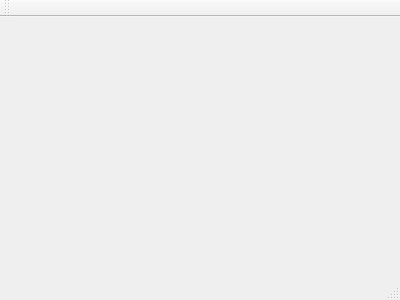
Old version of the form mainwindow.ui in the repository jxqhhh/WeilerAthertonWithQtGui.
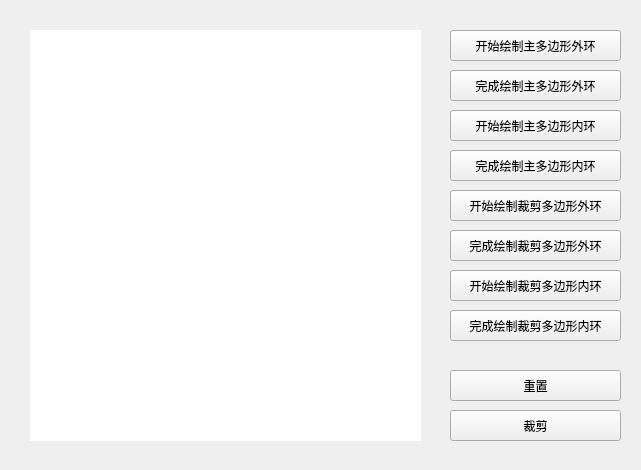
New version of the form. Custom widgets are drawn as their Qt base class.

Commit message: UI界面基本完成“

Diff of the .ui file:
```diff
--- a/mainwindow.ui
+++ b/mainwindow.ui
@@ -1,24 +1,172 @@
 <ui version="4.0">
  <class>MainWindow</class>
- <widget class="QMainWindow" name="MainWindow" >
-  <property name="geometry" >
+ <widget class="QMainWindow" name="MainWindow">
+  <property name="geometry">
    <rect>
     <x>0</x>
     <y>0</y>
-    <width>400</width>
-    <height>300</height>
+    <width>641</width>
+    <height>470</height>
    </rect>
   </property>
   <property name="windowTitle" >
    <string>MainWindow</string>
   </property>
-  <widget class="QMenuBar" name="menuBar" />
-  <widget class="QToolBar" name="mainToolBar" />
-  <widget class="QWidget" name="centralWidget" />
-  <widget class="QStatusBar" name="statusBar" />
+  <widget class="QWidget" name="centralWidget">
+   <widget class="QPushButton" name="startMainPolygonOuterRingBtn">
+    <property name="geometry">
+     <rect>
+      <x>450</x>
+      <y>30</y>
+      <width>171</width>
+      <height>31</height>
+     </rect>
+    </property>
+    <property name="text">
+     <string>开始绘制主多边形外环</string>
+    </property>
+   </widget>
+   <widget class="Canvas" name="widget" native="true">
+    <property name="geometry">
+     <rect>
+      <x>30</x>
+      <y>30</y>
+      <width>391</width>
+      <height>411</height>
+     </rect>
+    </property>
+    <property name="styleSheet">
+     <string notr="true">background-color:white;</string>
+    </property>
+   </widget>
+   <widget class="QPushButton" name="startMainPolygonInnerRingBtn">
+    <property name="geometry">
+     <rect>
+      <x>450</x>
+      <y>110</y>
+      <width>171</width>
+      <height>31</height>
+     </rect>
+    </property>
+    <property name="text">
+     <string>开始绘制主多边形内环</string>
+    </property>
+   </widget>
+   <widget class="QPushButton" name="startTailorPolygonOuterRingBtn">
+    <property name="geometry">
+     <rect>
+      <x>450</x>
+      <y>190</y>
+      <width>171</width>
+      <height>31</height>
+     </rect>
+    </property>
+    <property name="text">
+     <string>开始绘制裁剪多边形外环</string>
+    </property>
+   </widget>
+   <widget class="QPushButton" name="startTailorPolygonInnerRingBtn">
+    <property name="geometry">
+     <rect>
+      <x>450</x>
+      <y>270</y>
+      <width>171</width>
+      <height>31</height>
+     </rect>
+    </property>
+    <property name="text">
+     <string>开始绘制裁剪多边形内环</string>
+    </property>
+   </widget>
+   <widget class="QPushButton" name="startBtn">
+    <property name="geometry">
+     <rect>
+      <x>450</x>
+      <y>410</y>
+      <width>171</width>
+      <height>31</height>
+     </rect>
+    </property>
+    <property name="text">
+     <string>裁剪</string>
+    </property>
+   </widget>
+   <widget class="QPushButton" name="clearBtn">
+    <property name="geometry">
+     <rect>
+      <x>450</x>
+      <y>370</y>
+      <width>171</width>
+      <height>31</height>
+     </rect>
+    </property>
+    <property name="text">
+     <string>重置</string>
+    </property>
+   </widget>
+   <widget class="QPushButton" name="finishMainPolygonOuterRingBtn">
+    <property name="geometry">
+     <rect>
+      <x>450</x>
+      <y>70</y>
+      <width>171</width>
+      <height>31</height>
+     </rect>
+    </property>
+    <property name="text">
+     <string>完成绘制主多边形外环</string>
+    </property>
+   </widget>
+   <widget class="QPushButton" name="finishMainPolygonInnerRingBtn">
+    <property name="geometry">
+     <rect>
+      <x>450</x>
+      <y>150</y>
+      <width>171</width>
+      <height>31</height>
+     </rect>
+    </property>
+    <property name="text">
+     <string>完成绘制主多边形内环</string>
+    </property>
+   </widget>
+   <widget class="QPushButton" name="finishTailorPolygonOuterRingBtn">
+    <property name="geometry">
+     <rect>
+      <x>450</x>
+      <y>230</y>
+      <width>171</width>
+      <height>31</height>
+     </rect>
+    </property>
+    <property name="text">
+     <string>完成绘制裁剪多边形外环</string>
+    </property>
+   </widget>
+   <widget class="QPushButton" name="finishTailorPolygonInnerRingBtn">
+    <property name="geometry">
+     <rect>
+      <x>450</x>
+      <y>310</y>
+      <width>171</width>
+      <height>31</height>
+     </rect>
+    </property>
+    <property name="text">
+     <string>完成绘制裁剪多边形内环</string>
+    </property>
+   </widget>
+  </widget>
  </widget>
- <layoutDefault spacing="6" margin="11" />
- <pixmapfunction></pixmapfunction>
+ <layoutdefault spacing="6" margin="11"/>
+ <customwidgets>
+  <customwidget>
+   <class>Canvas</class>
+   <extends>QWidget</extends>
+   <header location="global">canvas.h</header>
+   <container>1</container>
+  </customwidget>
+ </customwidgets>
  <resources/>
  <connections/>
 </ui>
```
Left out of the diff: 3 changed lines with no effect on the pictures. The commit also changes 6 other files.
